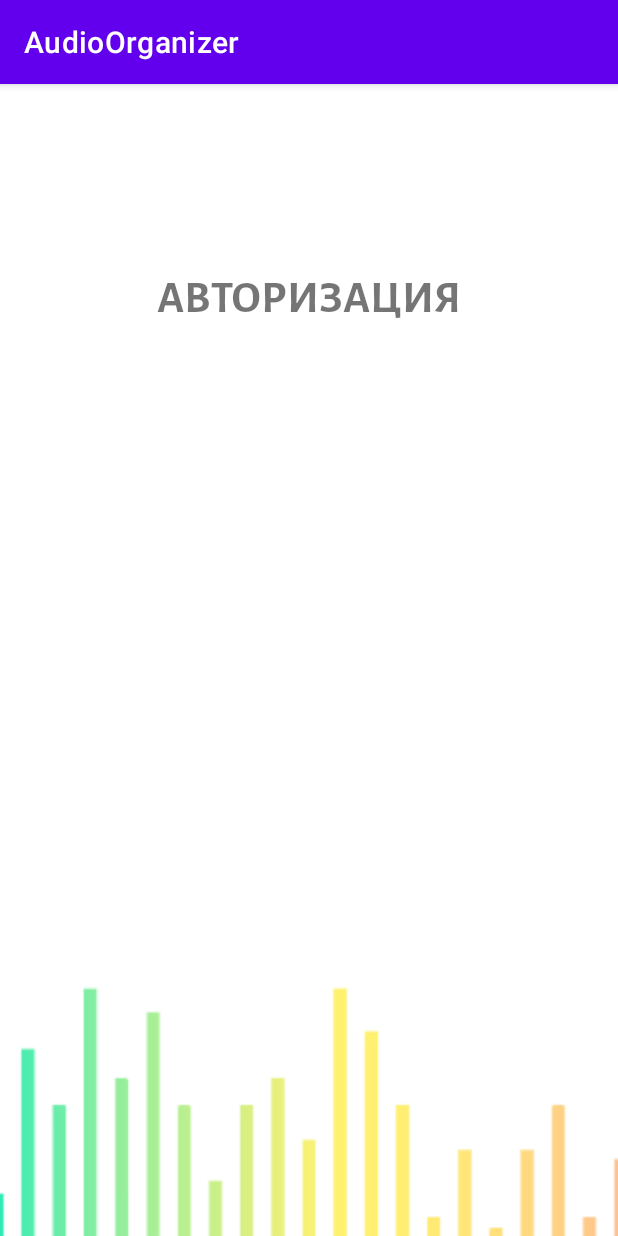
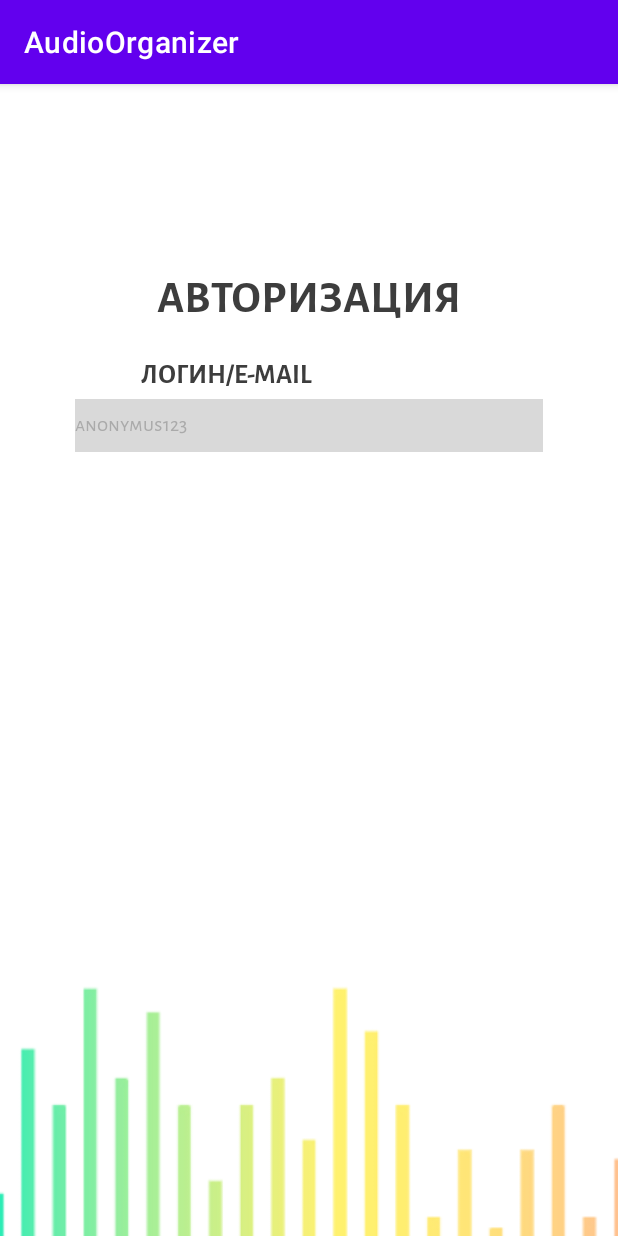
Before and after one commit to vanrit/Practice-Audio, an Android app: the LoginActivity screen opened directly, with no data from a screen before it, on a phone screen of 412 x 824 dp. Run offline under Robolectric (Android 15) with nearby library versions, the phone set to English and light mode, and no system bars.

Commit message:
Add some fonts, pictures and start doing authorization screen

```diff
--- a/Android_App/app/src/main/res/layout/activity_login.xml
+++ b/Android_App/app/src/main/res/layout/activity_login.xml
@@ -18,7 +18,44 @@
         app:layout_constraintLeft_toLeftOf="parent"
         app:layout_constraintRight_toRightOf="parent"
         app:layout_constraintTop_toTopOf="parent"
+        android:textColor="#3D3D3D"
         android:textSize="30sp" />
+
+    <TextView
+        android:id="@+id/textView1"
+        android:text="@string/login"
+        android:layout_width="wrap_content"
+        android:layout_height="wrap_content"
+        android:layout_marginStart="0dp"
+        android:layout_marginTop="60dp"
+        android:layout_marginEnd="110dp"
+        android:fontFamily="@font/alegreyasansbold"
+        app:layout_constraintLeft_toLeftOf="parent"
+        app:layout_constraintRight_toRightOf="parent"
+        app:layout_constraintTop_toTopOf="@id/textView"
+        android:textColor="#3D3D3D"
+        android:textSize="18sp" />
+
+    <EditText
+        android:id="@+id/editLogin"
+        android:layout_width="match_parent"
+        android:layout_height="35dp"
+        android:layout_marginTop="30dp"
+        android:layout_marginStart="50dp"
+        android:layout_marginEnd="50dp"
+        android:background="#D9D9D9"
+        android:fontFamily="@font/alegreyasansrregular"
+        android:hint="@string/hintlogin"
+        android:imeOptions="actionDone"
+        android:importantForAutofill="no"
+        android:includeFontPadding="false"
+        android:inputType="text"
+        android:textColor="#3D3D3D"
+        android:textColorHint="#AAAAAA"
+        android:textSize="13sp"
+        app:layout_constraintLeft_toLeftOf="parent"
+        app:layout_constraintRight_toRightOf="parent"
+        app:layout_constraintTop_toTopOf="@id/textView1" />
 
     <ImageView
         android:id="@+id/imageView"
--- a/Android_App/app/src/main/res/values/strings.xml
+++ b/Android_App/app/src/main/res/values/strings.xml
@@ -2,4 +2,6 @@
     <string name="app_name">AudioOrganizer</string>
     <string name="authorization">АВТОРИЗАЦИЯ</string>
     <string name="wave_image_description">Music Wave Image</string>
+    <string name="login">ЛОГИН/E-MAIL</string>
+    <string name="hintlogin">anonymus123</string>
 </resources>
```
